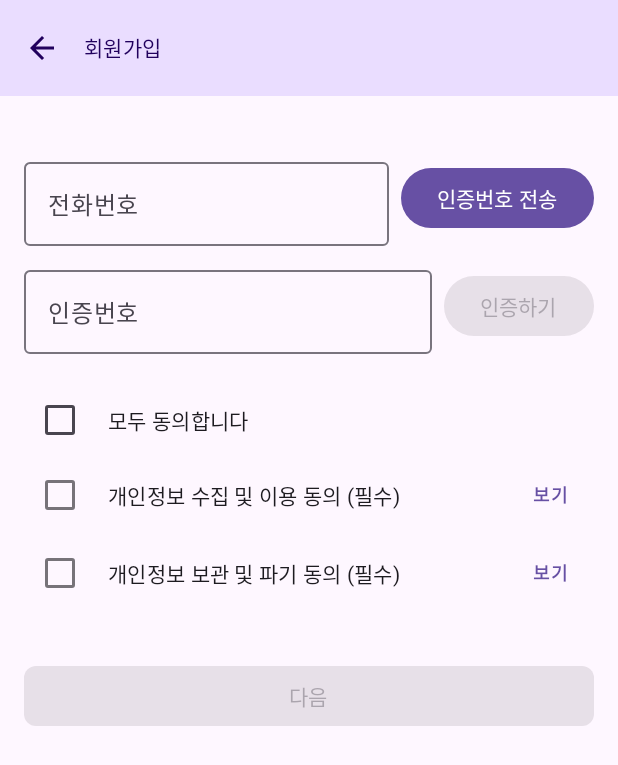
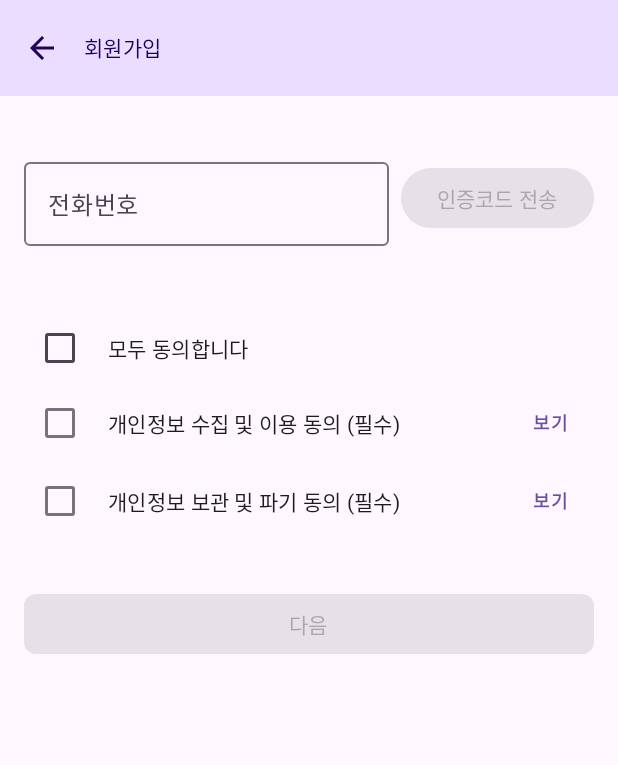
Before and after one commit to Resipia/RECIPIA_ANDRIOID, an Android app built with Jetpack Compose: the screen it shows after launch (MainActivity), after a tap on "회원가입", on a phone screen of 412 x 824 dp. Shown: the top 765 px of the screen. Run offline under Robolectric (Android 15) with nearby library versions, the phone set to English and light mode, and no system bars.

Commit message:
[RCP-337] :recycle: 전화번호 인증영역 리팩토링

```diff
--- a/app/src/main/java/com/recipia/aos/ui/components/signup/SignUpFirstFormScreen.kt
+++ b/app/src/main/java/com/recipia/aos/ui/components/signup/SignUpFirstFormScreen.kt
@@ -64,6 +64,9 @@ fun SignUpFirstFormScreen(
     var isDataRetentionConsent by remember { mutableStateOf(false) }
     val context = LocalContext.current
 
+    // 인증번호 입력 영역 표시 여부를 관리하는 상태
+    var isVerificationCodeVisible by remember { mutableStateOf(false) }
+
     // 이메일 인증 필드
     var timeLeft by remember { mutableIntStateOf(300) } // 5분 = 300초
     var verificationCode by remember { mutableStateOf("") }
@@ -95,6 +98,22 @@ fun SignUpFirstFormScreen(
                 }
             }
         )
+    }
+
+    // 타이머 종료 후 처리
+    LaunchedEffect(key1 = timeLeft) {
+        if (timeLeft > 0) {
+            delay(1000)
+            timeLeft--
+        } else {
+            isVerificationButtonEnabled = false // 타이머가 종료되면 인증하기 버튼 비활성화
+            // 필요하다면 여기에 타이머 종료 관련 추가 로직을 구현
+        }
+    }
+
+    // 전화번호 형식 검증 함수
+    fun isValidPhoneNumber(number: String): Boolean {
+        return number.matches("^[0-9]{9,11}$".toRegex())
     }
 
     Scaffold(
@@ -137,33 +156,44 @@ fun SignUpFirstFormScreen(
                 // 전화번호 입력 필드
                 OutlinedTextField(
                     value = phoneNumber,
-                    onValueChange = { phoneNumber = it },
+                    onValueChange = { input ->
+                        val filteredInput = input.filter { it.isDigit() }
+                        if (filteredInput.length <= 11) {
+                            phoneNumber = filteredInput
+                        }
+                    },
                     label = { Text("전화번호") },
-                    placeholder = { Text("01012345678", style = TextStyle(color = Color.Gray)) }, // placeholder로 변경
+                    placeholder = { Text("01012345678", style = TextStyle(color = Color.Gray)) },
                     modifier = Modifier.weight(1f),
                     keyboardOptions = KeyboardOptions.Default.copy(
                         keyboardType = KeyboardType.Number,
                         imeAction = ImeAction.Next
                     ),
-                    readOnly = phoneNumberAuthViewModel.isVerificationSuccess // 인증 성공 시 읽기 전용으로 설정
+                    readOnly = phoneNumberAuthViewModel.isVerificationSuccess
                 )
-                // 인증번호 전송 버튼
+
+                // 인증코드 전송 버튼
                 Button(
                     onClick = {
                         phoneNumberAuthViewModel.phone = phoneNumber // ViewModel에 전화번호 저장
-                        phoneNumberAuthViewModel.sendVerificationCode(phoneNumber) // 인증번호 전송
-                        isTimerRunning = true
-                        isVerificationButtonEnabled = true
+                        phoneNumberAuthViewModel.sendVerificationCode(phoneNumber) // 인증코드 전송
+                        timeLeft = 300 // 타이머를 5분으로 재설정
+                        isTimerRunning = true // 타이머 시작
+                        isVerificationButtonEnabled = true // 인증하기 버튼 활성화
+                        isVerificationCodeVisible = true // 인증코드 입력 영역 표시
                     },
+                    enabled = isValidPhoneNumber(phoneNumber), // 버튼 활성화 여부
                     modifier = Modifier
                         .align(Alignment.CenterVertically)
                         .padding(start = 8.dp) // 오른쪽 여백 추가
                 ) {
-                    Text("인증번호 전송")
+                    Text("인증코드 전송")
                 }
             }
 
-            // 인증번호 전송 버튼 아래의 서버 응답 메시지 표시
+            Spacer(modifier = Modifier.height(8.dp)) // 필드와 메시지 사이의 간격
+
+            // 인증코드 전송 버튼 아래의 서버 응답 메시지 표시
             if (phoneNumberAuthViewModel.responseCode == 400 &&
                 phoneNumberAuthViewModel.verificationSentMessage.isNotEmpty()
             ) {
@@ -187,7 +217,8 @@ fun SignUpFirstFormScreen(
 
             Spacer(modifier = Modifier.height(8.dp)) // 필드와 메시지 사이의 간격
 
-            // 인증번호 입력 영역
+            if (isVerificationCodeVisible) {
+                // 인증코드 입력 영역
                 Row(
                     modifier = Modifier.fillMaxWidth(),
                     horizontalArrangement = Arrangement.SpaceBetween
@@ -195,7 +226,7 @@ fun SignUpFirstFormScreen(
                     OutlinedTextField(
                         value = verificationCode,
                         onValueChange = { verificationCode = it },
-                    label = { Text("인증번호") },
+                        label = { Text("인증코드") },
                         modifier = Modifier.weight(1f),
                         keyboardOptions = KeyboardOptions.Default.copy(
                             keyboardType = KeyboardType.Number,
@@ -204,7 +235,7 @@ fun SignUpFirstFormScreen(
                         readOnly = phoneNumberAuthViewModel.isVerificationSuccess // 인증 성공 시 읽기 전용으로 설정
                     )
 
-                // 인증번호 확인 버튼 클릭 이벤트
+                    // 인증코드 확인 버튼 클릭 이벤트
                     Button(
                         onClick = {
                             // 인증코드 검증 요청하기
@@ -222,14 +253,23 @@ fun SignUpFirstFormScreen(
                         Text("인증하기")
                     }
                 }
+            }
 
-            // 인증번호 입력창 아래 타이머와 안내 메시지 표시
-            if (isTimerRunning && !phoneNumberAuthViewModel.isVerificationSuccess) {
+            Spacer(modifier = Modifier.height(8.dp)) // 필드와 메시지 사이의 간격
+
+            // 인증코드 입력창 아래 타이머와 안내 메시지 표시
+            if (isTimerRunning) {
+                if (timeLeft > 0) {
+                    // 타이머가 활성화되어 있고 시간이 남아 있는 경우
                     Row(
                         modifier = Modifier.fillMaxWidth(),
                         horizontalArrangement = Arrangement.SpaceBetween
                     ) {
-                    val timerText = "남은 시간: ${timeLeft / 60}:${timeLeft % 60}"
+                        // 시간과 분을 00 형식으로 표시
+                        val minutes = timeLeft / 60
+                        val seconds = timeLeft % 60
+                        val timerText = String.format("남은 시간: %02d:%02d", minutes, seconds)
+
                         Text(
                             text = timerText,
                             color = Color.Red,
@@ -238,16 +278,17 @@ fun SignUpFirstFormScreen(
                     }
                     Spacer(modifier = Modifier.height(12.dp))
                     Text(
-                    "인증번호를 받지 못했으면 다시 전송 버튼을 눌러주세요.",
+                        "인증코드가 도착하지 않았다면 다시 전송 버튼을 눌러주세요.",
                         modifier = Modifier.align(Alignment.Start),
                         fontWeight = FontWeight.Bold
                     )
-
-                LaunchedEffect(key1 = timeLeft) {
-                    while (timeLeft > 0) {
-                        delay(1000)
-                        timeLeft--
-                    }
+                } else {
+                    // 타이머가 0이 되었을 때
+                    Text(
+                        "인증코드 재전송이 필요합니다.",
+                        color = MaterialTheme.colorScheme.error,
+                        modifier = Modifier.align(Alignment.Start)
+                    )
                 }
             }
 
--- a/app/src/main/java/com/recipia/aos/ui/model/signup/PhoneNumberAuthViewModel.kt
+++ b/app/src/main/java/com/recipia/aos/ui/model/signup/PhoneNumberAuthViewModel.kt
@@ -54,7 +54,7 @@ class PhoneNumberAuthViewModel() : ViewModel() {
 
                 // 성공적인 응답 처리
                 if (response.isSuccessful) {
-                    verificationSentMessage = "인증번호가 발송되었습니다."
+                    verificationSentMessage = "인증코드가 발송되었습니다."
                     responseCode = 200
                 } else {
                     // 실패한 응답 처리
```
Lines whose indentation alone changed are shown as unchanged.
